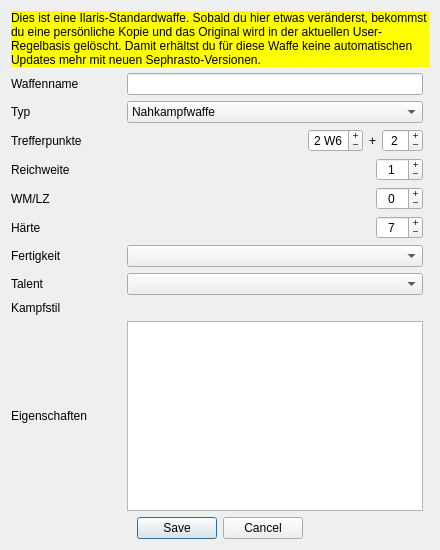
Before: the Qt Designer form UI/DatenbankEditWaffe.ui in Aeolitus/Sephrasto, drawn with Qt 5.
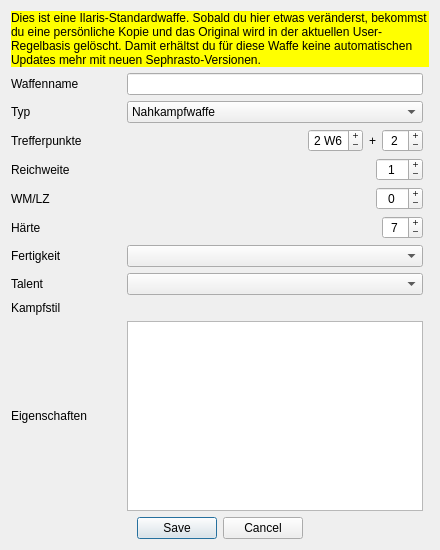
After: the same form once the commit is applied.

Commit message: Max Härte is now 99 in both, weapon editor and character equipment screens.

Diff of the .ui file:
```diff
--- a/UI/DatenbankEditWaffe.ui
+++ b/UI/DatenbankEditWaffe.ui
@@ -46,7 +46,7 @@
           <number>0</number>
          </property>
          <property name="maximum">
-          <number>999</number>
+          <number>99</number>
          </property>
          <property name="value">
           <number>7</number>
```
The commit also changes 3 other files.
